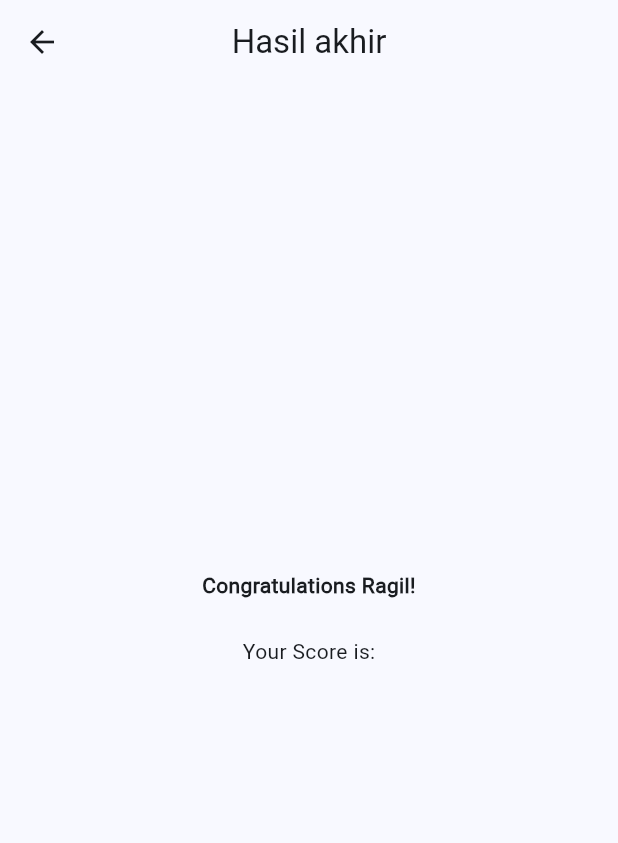
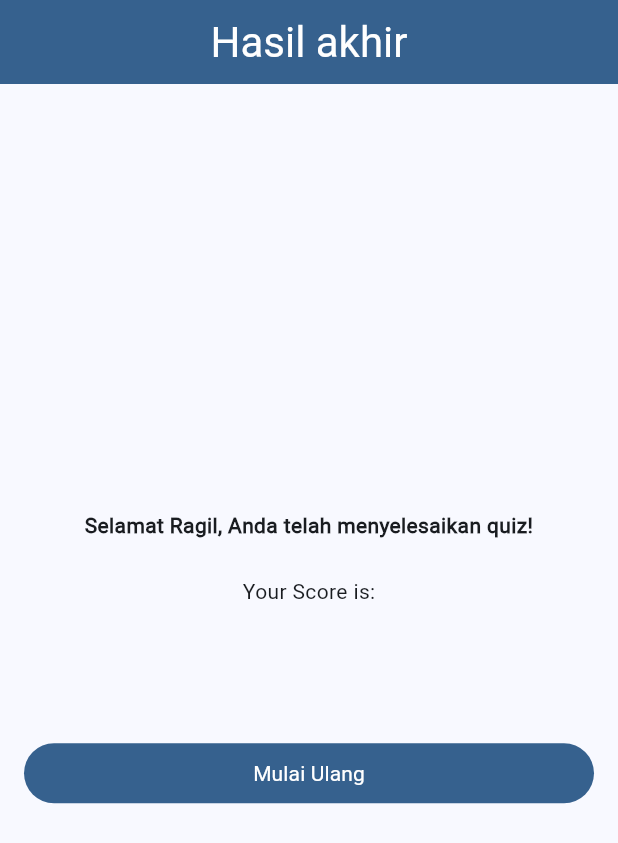
Before and after one commit to sipamungkas/Quizzo-a-quiz-app-flutter, a Flutter app: the ResultPage screen opened by its route, on a phone screen of 412 x 824 dp. Shown: the top 843 px of the screen. Run offline on Flutter 3.47's test engine with Material 3 defaults, Android fonts, the phone set to English and light mode, and no system bars.

Commit message:
feat(result_page): disable back button and add mulai ulang

```diff
--- a/lib/result_page.dart
+++ b/lib/result_page.dart
@@ -7,11 +7,18 @@ class ResultPage extends StatelessWidget {
 
   @override
   Widget build(BuildContext context) {
-    return Scaffold(
+    final theme = Theme.of(context);
+    return PopScope(
+      canPop: false,
+      child: Scaffold(
         appBar: AppBar(
           // automaticallyImplyLeading: false,
           title: const Text('Hasil akhir'),
           centerTitle: true,
+          automaticallyImplyLeading: false,
+          backgroundColor: theme.colorScheme.primary,
+          titleTextStyle: theme.textTheme.headlineMedium
+              ?.merge(const TextStyle(color: Colors.white)),
           // leading: Button,
         ),
         body: Builder(builder: (context) {
@@ -26,7 +33,7 @@ class ResultPage extends StatelessWidget {
                     mainAxisAlignment: MainAxisAlignment.center,
                     children: <Widget>[
                       Text(
-                      'Congratulations Ragil!',
+                        'Selamat Ragil, Anda telah menyelesaikan quiz!',
                         style: Theme.of(context).textTheme.bodyMedium?.merge(
                               const TextStyle(
                                 fontWeight: FontWeight.w600,
@@ -46,6 +53,18 @@ class ResultPage extends StatelessWidget {
                         style: Theme.of(context).textTheme.headlineLarge?.merge(
                             TextStyle(color: Theme.of(context).primaryColor)),
                       ),
+                      const SizedBox(
+                        height: 32,
+                      ),
+                      SizedBox(
+                        width: double.infinity,
+                        child: FilledButton(
+                            onPressed: () {
+                              Navigator.pushNamedAndRemoveUntil(
+                                  context, '/', (route) => false);
+                            },
+                            child: const Text('Mulai Ulang')),
+                      )
                     ],
                   ),
                 ),
@@ -53,6 +72,7 @@ class ResultPage extends StatelessWidget {
             );
           });
         }),
+      ),
     );
   }
 }
```
Lines whose indentation alone changed are shown as unchanged.
